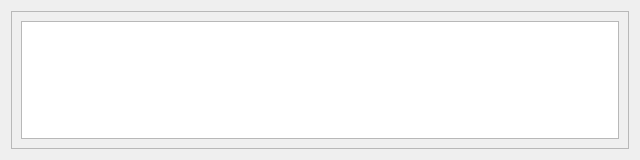
neurotoxin78/QPanInfo, file ui/humor_box.ui: the form before one commit.
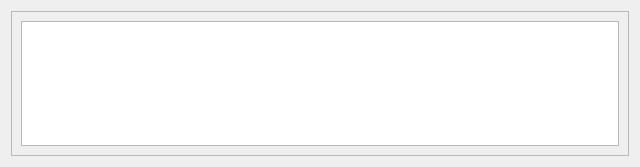
The form after the commit.

Patch:
```diff
--- a/ui/humor_box.ui
+++ b/ui/humor_box.ui
@@ -12,14 +12,14 @@
   </property>
   <property name="minimumSize">
    <size>
-    <width>640</width>
-    <height>160</height>
+    <width>0</width>
+    <height>0</height>
    </size>
   </property>
   <property name="maximumSize">
    <size>
-    <width>640</width>
-    <height>160</height>
+    <width>16777215</width>
+    <height>16777215</height>
    </size>
   </property>
   <property name="windowTitle">
@@ -27,7 +27,13 @@
   </property>
   <layout class="QGridLayout" name="gridLayout">
    <item row="0" column="0">
-    <widget class="QFrame" name="mpd_frame">
+    <widget class="QFrame" name="chat_frame">
+     <property name="minimumSize">
+      <size>
+       <width>0</width>
+       <height>145</height>
+      </size>
+     </property>
      <property name="frameShape">
       <enum>QFrame::StyledPanel</enum>
      </property>
@@ -36,7 +42,20 @@
      </property>
      <layout class="QGridLayout" name="gridLayout_2">
       <item row="0" column="0">
-       <widget class="QTextBrowser" name="humor_box"/>
+       <widget class="QTextBrowser" name="answer_box">
+        <property name="verticalScrollBarPolicy">
+         <enum>Qt::ScrollBarAsNeeded</enum>
+        </property>
+        <property name="horizontalScrollBarPolicy">
+         <enum>Qt::ScrollBarAlwaysOff</enum>
+        </property>
+        <property name="sizeAdjustPolicy">
+         <enum>QAbstractScrollArea::AdjustToContents</enum>
+        </property>
+        <property name="openExternalLinks">
+         <bool>true</bool>
+        </property>
+       </widget>
       </item>
      </layout>
     </widget>
```
Left out of the diff: 2 changed lines with no effect on the pictures.
